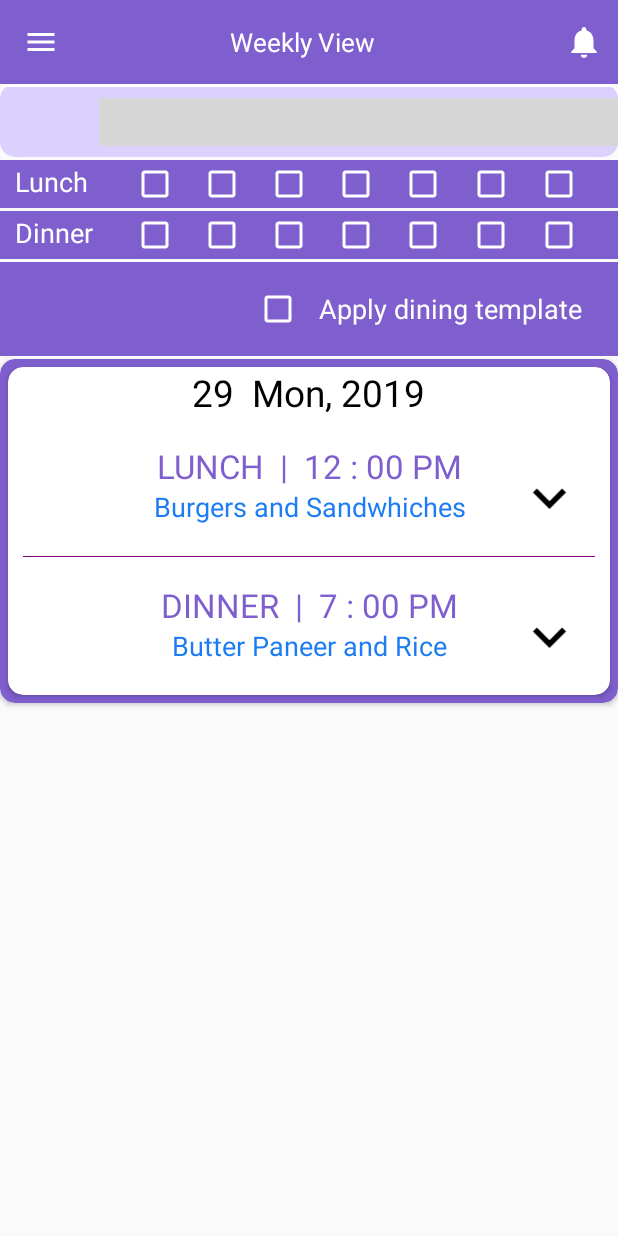
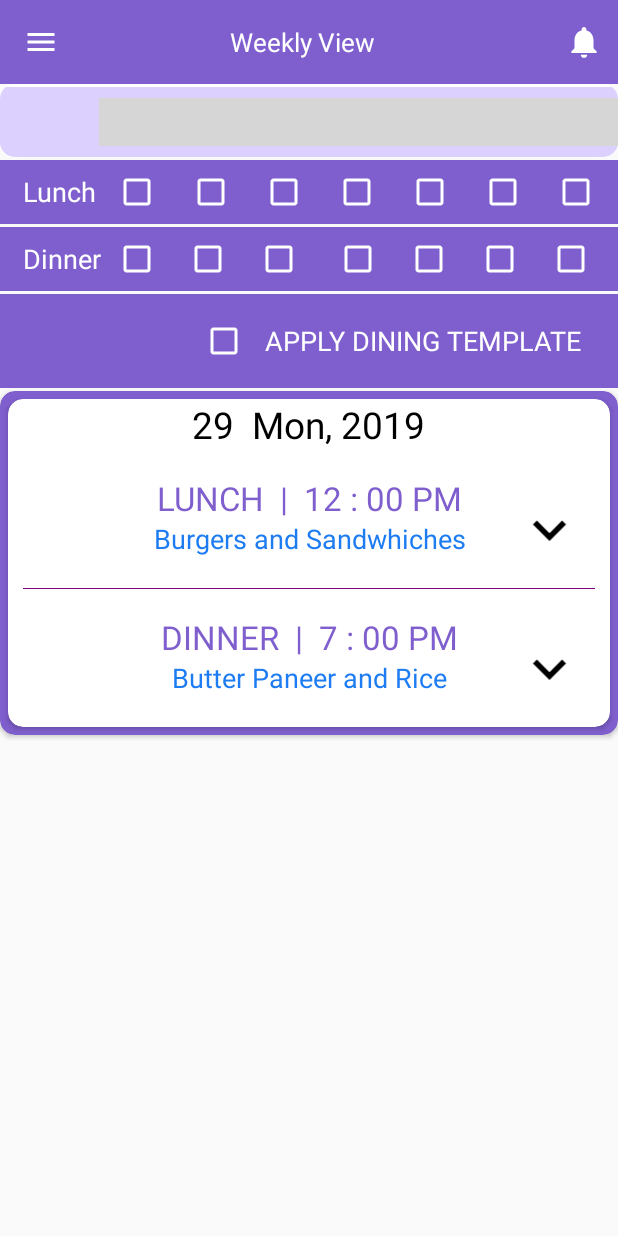
Before and after one commit to LokeshInfo/Tally_Meals, an Android app: the layout fragment_home.xml on its own in the app's theme, with its tools: preview values and no code run, on a phone screen of 412 x 824 dp. Run offline under Robolectric (Android 15) with nearby library versions, the phone set to English and light mode, and no system bars; plain views replace HorizontalPicker; grey boxes are pictures that could not be loaded.

Commit message:
Updates_02_November_2019

```diff
--- a/app/src/main/java/com/tally_meals/ics/Fragment/Daily_view_fragment.java
+++ b/app/src/main/java/com/tally_meals/ics/Fragment/Daily_view_fragment.java
@@ -1,6 +1,5 @@
 package com.tally_meals.ics.Fragment;
 
-import android.graphics.drawable.Drawable;
 import android.os.Bundle;
 import android.util.Log;
 import android.view.LayoutInflater;
@@ -8,7 +7,6 @@ import android.view.View;
 import android.view.ViewGroup;
 import android.widget.ArrayAdapter;
 import android.widget.ImageView;
-import android.widget.LinearLayout;
 import android.widget.RelativeLayout;
 import android.widget.Spinner;
 import android.widget.TextView;
--- a/app/src/main/java/com/tally_meals/ics/Fragment/Home_fragment.java
+++ b/app/src/main/java/com/tally_meals/ics/Fragment/Home_fragment.java
@@ -21,10 +21,7 @@ import com.tally_meals.ics.R;
 
 import org.joda.time.DateTime;
 
-import java.text.ParseException;
-import java.text.SimpleDateFormat;
 import java.util.Calendar;
-import java.util.Date;
 
 public class Home_fragment extends Fragment implements DatePickerListener
 {
@@ -33,7 +30,6 @@ public class Home_fragment extends Fragment implements DatePickerListener
     int currentdate;
     LinearLayout ll1 ,ll2;
     HorizontalPicker jonyCalendar;
-
 
     @Nullable
     @Override
@@ -83,10 +79,12 @@ public class Home_fragment extends Fragment implements DatePickerListener
                 .setDayOfWeekTextColor(getResources().getColor(R.color.light_Purple))
                 .setMonthAndYearTextColor(getResources().getColor(R.color.light_Purple))
                 .setDateSelectedColor(getResources().getColor(R.color.light_Purple))
+                .showTodayButton(false)
                 .init();
 
 
         jonyCalendar.setBackgroundColor(getResources().getColor(R.color.light_Purple2));
+        jonyCalendar.setDate(new DateTime());
 
         Click_Listeners();
 
--- a/app/src/main/res/drawable/backgroud_purple.xml
+++ b/app/src/main/res/drawable/backgroud_purple.xml
@@ -3,7 +3,7 @@
 
     <gradient
         android:angle="90"
-        android:centerColor="#DA22FF"
+        android:centerColor="#605fe5"
         android:endColor="#7f5fce"
         android:startColor="#7f5fce"
         android:type="linear" />
--- a/app/src/main/res/layout/activity_splash.xml
+++ b/app/src/main/res/layout/activity_splash.xml
@@ -4,7 +4,7 @@
     android:layout_width="match_parent"
     android:layout_height="match_parent"
     android:orientation="vertical"
-    android:background="@android:color/holo_purple"
+    android:background="@drawable/backgroud_purple"
     >
 
     <ImageView
--- a/app/src/main/res/layout/fragment_home.xml
+++ b/app/src/main/res/layout/fragment_home.xml
@@ -1,5 +1,6 @@
 <?xml version="1.0" encoding="utf-8"?>
-<RelativeLayout xmlns:android="http://schemas.android.com/apk/res/android"
+<RelativeLayout
+    xmlns:android="http://schemas.android.com/apk/res/android"
     android:layout_width="match_parent"
     android:layout_height="match_parent"
     xmlns:app="http://schemas.android.com/apk/res-auto"
@@ -102,13 +103,12 @@
        android:orientation="vertical"
        android:layout_below="@+id/llyt1"
        android:layout_marginTop="2dp"
+       android:padding="5dp"
        android:background="@color/light_Purple">
 
-    <LinearLayout
+    <RelativeLayout
         android:layout_width="match_parent"
         android:layout_height="wrap_content"
-        android:layout_marginLeft="10dp"
-        android:layout_marginRight="10dp"
         android:orientation="horizontal"
         >
 
@@ -116,59 +116,74 @@
             android:id="@+id/txx"
             android:layout_width="wrap_content"
             android:layout_height="wrap_content"
-            android:layout_weight="1.70"
             android:text="Lunch"
             android:textSize="8pt"
             android:textColor="@color/white"
-            android:layout_marginRight="6dp"
             style="@style/tx_vu"
+            android:layout_marginLeft="10dp"
+            android:layout_centerVertical="true"
             />
 
+        <LinearLayout
+            android:layout_width="match_parent"
+            android:layout_height="wrap_content"
+            android:orientation="horizontal"
+            android:layout_marginLeft="60dp"
+            android:layout_centerVertical="true"
+            >
+
         <CheckBox
-            android:layout_width="wrap_content"
+            android:layout_width="match_parent"
             android:layout_height="wrap_content"
             android:layout_weight="1"
+            android:layout_marginLeft="10dp"
             android:buttonTint="@color/white"
             />
 
         <CheckBox
-            android:layout_width="wrap_content"
+            android:layout_width="match_parent"
             android:layout_height="wrap_content"
             android:layout_weight="1"
             android:buttonTint="@color/white"
+            android:layout_marginLeft="10dp"
             />
         <CheckBox
-            android:layout_width="wrap_content"
+            android:layout_width="match_parent"
             android:layout_height="wrap_content"
             android:layout_weight="1"
             android:buttonTint="@color/white"
+            android:layout_marginLeft="10dp"
             />
         <CheckBox
-            android:layout_width="wrap_content"
+            android:layout_width="match_parent"
             android:layout_height="wrap_content"
             android:layout_weight="1"
             android:buttonTint="@color/white"
+            android:layout_marginLeft="10dp"
             />
         <CheckBox
-            android:layout_width="wrap_content"
+            android:layout_width="match_parent"
             android:layout_height="wrap_content"
             android:layout_weight="1"
             android:buttonTint="@color/white"
+            android:layout_marginLeft="10dp"
             />
         <CheckBox
-            android:layout_width="wrap_content"
+            android:layout_width="match_parent"
             android:layout_height="wrap_content"
             android:layout_weight="1"
             android:buttonTint="@color/white"
+            android:layout_marginLeft="10dp"
             />
         <CheckBox
-            android:layout_width="wrap_content"
+            android:layout_width="match_parent"
             android:layout_height="wrap_content"
             android:layout_weight="1"
             android:buttonTint="@color/white"
+            android:layout_marginLeft="10dp"
             />
-
-    </LinearLayout>
+        </LinearLayout>
+    </RelativeLayout>
    </LinearLayout>
 
     <LinearLayout
@@ -178,6 +193,7 @@
         android:orientation="vertical"
         android:layout_below="@+id/llyt2"
         android:layout_marginTop="2dp"
+        android:padding="5dp"
         android:background="@color/light_Purple">
 
         <LinearLayout
@@ -188,61 +204,84 @@
             android:orientation="horizontal"
             >
 
+            <RelativeLayout
+                android:layout_width="match_parent"
+                android:layout_height="wrap_content"
+                android:orientation="horizontal"
+                >
             <TextView
                 android:id="@+id/txx2"
                 android:layout_width="wrap_content"
                 android:layout_height="wrap_content"
-                android:layout_weight="2"
                 android:text="Dinner"
                 android:textSize="8pt"
                 android:textColor="@color/white"
+                android:layout_centerVertical="true"
                 style="@style/tx_vu"
                 />
 
-            <CheckBox
-                android:layout_width="wrap_content"
+                <LinearLayout
+                    android:layout_width="match_parent"
+                    android:layout_height="wrap_content"
+                    android:orientation="horizontal"
+                    android:layout_marginLeft="50dp"
+                    android:layout_centerVertical="true"
+                    >
+
+
+                <CheckBox
+                android:layout_width="match_parent"
                 android:layout_height="wrap_content"
                 android:layout_weight="1"
                 android:buttonTint="@color/white"
+                android:layout_marginLeft="10dp"
                 />
 
             <CheckBox
-                android:layout_width="wrap_content"
+                android:layout_width="match_parent"
                 android:layout_height="wrap_content"
                 android:layout_weight="1"
                 android:buttonTint="@color/white"
+                android:layout_marginLeft="10dp"
                 />
             <CheckBox
-                android:layout_width="wrap_content"
+                android:layout_width="match_parent"
                 android:layout_height="wrap_content"
                 android:layout_weight="1"
                 android:buttonTint="@color/white"
+                android:layout_marginLeft="10dp"
                 />
             <CheckBox
-                android:layout_width="wrap_content"
+                android:layout_width="match_parent"
                 android:layout_height="wrap_content"
                 android:layout_weight="1"
                 android:buttonTint="@color/white"
+                android:layout_marginLeft="15dp"
                 />
             <CheckBox
-                android:layout_width="wrap_content"
+                android:layout_width="match_parent"
                 android:layout_height="wrap_content"
                 android:layout_weight="1"
                 android:buttonTint="@color/white"
+                android:layout_marginLeft="15dp"
                 />
             <CheckBox
-                android:layout_width="wrap_content"
+                android:layout_width="match_parent"
                 android:layout_height="wrap_content"
                 android:layout_weight="1"
                 android:buttonTint="@color/white"
+                android:layout_marginLeft="15dp"
                 />
             <CheckBox
-                android:layout_width="wrap_content"
+                android:layout_width="match_parent"
                 android:layout_height="wrap_content"
                 android:layout_weight="1"
                 android:buttonTint="@color/white"
+                android:layout_marginLeft="15dp"
                 />
 
+                </LinearLayout>
+            </RelativeLayout>
         </LinearLayout>
     </LinearLayout>
 
@@ -268,7 +307,7 @@
             android:id="@+id/txx3"
             android:layout_width="wrap_content"
             android:layout_height="wrap_content"
-            android:text="Apply dining template"
+            android:text="APPLY DINING TEMPLATE"
             android:layout_below="@+id/lln"
             android:textSize="8pt"
             android:layout_centerHorizontal="true"
--- a/app/src/main/res/layout/security_code.xml
+++ b/app/src/main/res/layout/security_code.xml
@@ -12,7 +12,7 @@
         android:layout_width="match_parent"
         android:layout_height="wrap_content"
         android:textAlignment="center"
-        android:text="Security Code"
+        android:text="Sorority Code"
         style="@style/bold_tx"
         android:textSize="12pt"
         android:textColor="@color/white"
--- a/app/src/main/res/layout/security_password.xml
+++ b/app/src/main/res/layout/security_password.xml
@@ -13,7 +13,7 @@
         android:layout_width="match_parent"
         android:layout_height="wrap_content"
         android:textAlignment="center"
-        android:text="Security Password"
+        android:text="Sorority Password"
         style="@style/bold_tx"
         android:textSize="12pt"
         android:textColor="@color/white"
--- a/app/src/main/res/values/strings.xml
+++ b/app/src/main/res/values/strings.xml
@@ -15,8 +15,8 @@
     <string name="menu_share">Share</string>
     <string name="menu_send">Send</string>
 
-    <string name="enter_code">Please enter the Security Code below</string>
-    <string name="enter_codepass">Please enter the Security Password below</string>
+    <string name="enter_code">Please enter the Sorority Code below</string>
+    <string name="enter_codepass">Please enter the Sorority password below</string>
     <string name="lunch0">Onion Rings and Crispy Potato Coins</string>
     <string name="lunch1">Homemade bread baked with berries and topped with our home-made carmel sauce</string>
     <string name="dinner1">Shrimp Brochette Dinner</string>
```
Also changed, not shown: app/src/main/java/com/tally_meals/ics/Fragment/Prefrences_fragment.java (+1 -19 lines), app/src/main/res/layout/fragment_prefrences.xml (+3 -27 lines), app/src/main/res/layout/fragment_template.xml (+30 -14 lines).
